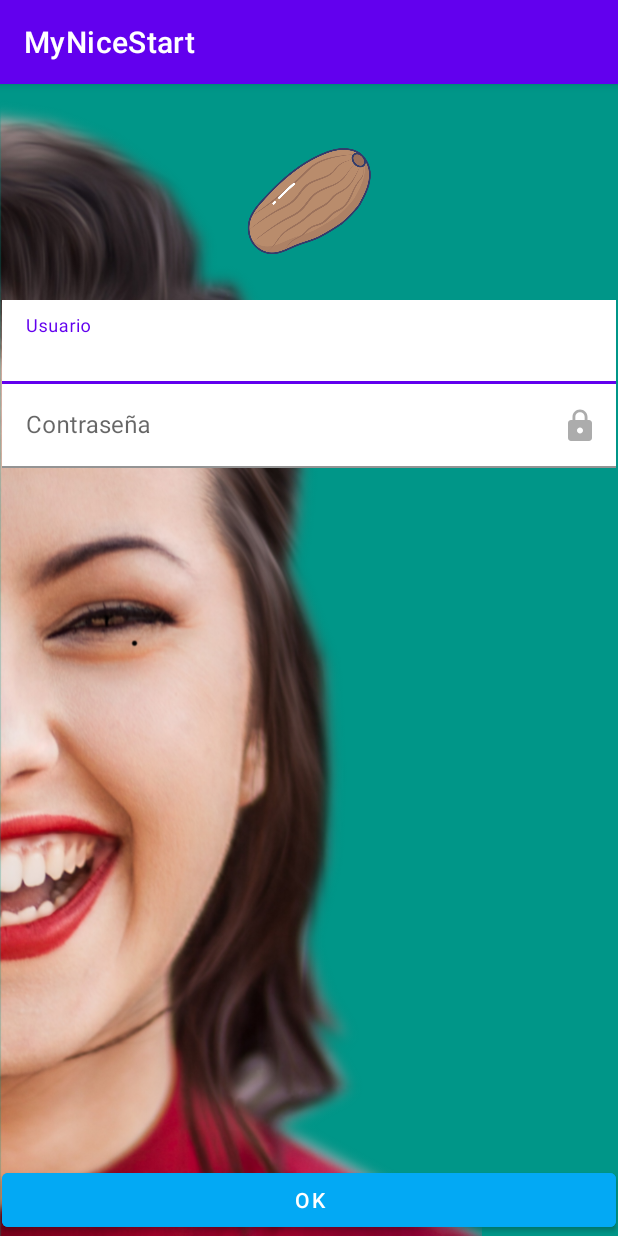
After one commit to ultral70/MyNiceStart, an Android app: the LoginActivity screen opened directly, with no data from a screen before it, on a phone screen of 412 x 824 dp. The commit adds this screen. Run offline under Robolectric (Android 15) with nearby library versions, the phone set to English and light mode, and no system bars.

Commit message:
Añadido fondo, botón y editText. Cambiados los colores y añadido el icono.

```diff
--- a/app/src/main/AndroidManifest.xml
+++ b/app/src/main/AndroidManifest.xml
@@ -9,6 +9,7 @@
         android:roundIcon="@mipmap/ic_launcher_round"
         android:supportsRtl="true"
         android:theme="@style/Theme.MyNiceStart">
+        <activity android:name=".LoginActivity"></activity>
         <activity android:name=".MainActivity">
             <intent-filter>
                 <action android:name="android.intent.action.MAIN" />
--- /dev/null
+++ b/app/src/main/java/uem/dam/mynicestart/LoginActivity.java
@@ -0,0 +1,14 @@
+package uem.dam.mynicestart;
+
+import androidx.appcompat.app.AppCompatActivity;
+
+import android.os.Bundle;
+
+public class LoginActivity extends AppCompatActivity {
+
+    @Override
+    protected void onCreate(Bundle savedInstanceState) {
+        super.onCreate(savedInstanceState);
+        setContentView(R.layout.activity_login);
+    }
+}
--- /dev/null
+++ b/app/src/main/res/drawable-anydpi/lock.xml
@@ -0,0 +1,11 @@
+<vector xmlns:android="http://schemas.android.com/apk/res/android"
+    android:width="24dp"
+    android:height="24dp"
+    android:viewportWidth="24"
+    android:viewportHeight="24"
+    android:tint="#333333"
+    android:alpha="0.6">
+  <path
+      android:fillColor="@android:color/white"
+      android:pathData="M18,8h-1L17,6c0,-2.76 -2.24,-5 -5,-5S7,3.24 7,6v2L6,8c-1.1,0 -2,0.9 -2,2v10c0,1.1 0.9,2 2,2h12c1.1,0 2,-0.9 2,-2L20,10c0,-1.1 -0.9,-2 -2,-2zM12,17c-1.1,0 -2,-0.9 -2,-2s0.9,-2 2,-2 2,0.9 2,2 -0.9,2 -2,2zM15.1,8L8.9,8L8.9,6c0,-1.71 1.39,-3.1 3.1,-3.1 1.71,0 3.1,1.39 3.1,3.1v2z"/>
+</vector>
--- /dev/null
+++ b/app/src/main/res/layout/activity_login.xml
@@ -0,0 +1,80 @@
+<?xml version="1.0" encoding="utf-8"?>
+<androidx.constraintlayout.widget.ConstraintLayout xmlns:android="http://schemas.android.com/apk/res/android"
+    xmlns:app="http://schemas.android.com/apk/res-auto"
+    xmlns:tools="http://schemas.android.com/tools"
+    android:layout_width="match_parent"
+    android:layout_height="match_parent"
+    tools:context=".LoginActivity"
+    android:background="@color/colorAccent">
+
+    <ImageView
+        android:id="@+id/imageView"
+        android:layout_width="wrap_content"
+        android:layout_height="wrap_content"
+        app:srcCompat="@drawable/gitl"
+        app:layout_constraintStart_toStartOf="parent"
+        app:layout_constraintTop_toTopOf="parent"
+        android:scaleType="fitStart"/>
+
+    <ImageView
+        android:id="@+id/imageView2"
+        android:layout_width="88dp"
+        android:layout_height="88dp"
+        app:srcCompat="@drawable/mani"
+        android:layout_marginTop="36dp"
+        app:layout_constraintEnd_toEndOf="parent"
+        app:layout_constraintStart_toStartOf="parent"
+        app:layout_constraintTop_toTopOf="parent"/>
+    <!-- La propiedad fitstart ajusta al inicio de la imagen,
+    lo detecta automáticamente.
+     La propiedad fitXY estira la imagen, funciona mejor fitstart-->
+
+    <com.google.android.material.textfield.TextInputLayout
+        android:id="@+id/username"
+        android:layout_width="409dp"
+        android:layout_height="wrap_content"
+        app:layout_constraintTop_toBottomOf="@id/imageView2"
+        android:layout_marginTop="20dp"
+        app:layout_constraintStart_toStartOf="parent"
+        app:layout_constraintEnd_toEndOf="parent">
+
+        <com.google.android.material.textfield.TextInputEditText
+            android:layout_width="match_parent"
+            android:layout_height="wrap_content"
+            android:background="@android:color/white"
+            android:hint="@string/username" />
+    </com.google.android.material.textfield.TextInputLayout>
+
+    <com.google.android.material.textfield.TextInputLayout
+        android:id="@+id/password"
+        android:layout_width="409dp"
+        android:layout_height="wrap_content"
+        app:layout_constraintTop_toBottomOf="@id/username"
+        app:layout_constraintStart_toStartOf="parent"
+        app:layout_constraintEnd_toEndOf="parent"
+        app:endIconDrawable="@drawable/lock"
+        app:endIconMode="password_toggle">
+        <!-- La propiedad endIconMode marca hace que aparezca el
+        icono de mostrar contraseña al final de la misma, un ojo
+        con una barra cruzándolo.
+         Se puede cambiar dicho icono con un endIconDrawable e
+         introduciéndole el icono que se quiera-->
+
+        <com.google.android.material.textfield.TextInputEditText
+            android:layout_width="match_parent"
+            android:layout_height="wrap_content"
+            android:background="@android:color/white"
+            android:hint="@string/hint_password" />
+    </com.google.android.material.textfield.TextInputLayout>
+
+    <com.google.android.material.button.MaterialButton
+        android:layout_height="48dp"
+        android:layout_width="409dp"
+        android:text="ok"
+        app:layout_constraintBottom_toBottomOf="parent"
+        app:layout_constraintStart_toStartOf="parent"
+        app:layout_constraintEnd_toEndOf="parent"
+        android:backgroundTint="@color/color_boton">
+    </com.google.android.material.button.MaterialButton>
+
+</androidx.constraintlayout.widget.ConstraintLayout>
--- a/app/src/main/res/values/colors.xml
+++ b/app/src/main/res/values/colors.xml
@@ -1,5 +1,7 @@
 <?xml version="1.0" encoding="utf-8"?>
 <resources>
+
+    <color name="colorAccent">#009688</color>
     <color name="purple_200">#FFBB86FC</color>
     <color name="purple_500">#FF6200EE</color>
     <color name="purple_700">#FF3700B3</color>
@@ -7,4 +9,5 @@
     <color name="teal_700">#FF018786</color>
     <color name="black">#FF000000</color>
     <color name="white">#FFFFFFFF</color>
+    <color name="color_boton">#03A9F4</color>
 </resources>
--- a/app/src/main/res/values/strings.xml
+++ b/app/src/main/res/values/strings.xml
@@ -1,3 +1,5 @@
 <resources>
     <string name="app_name">MyNiceStart</string>
+    <string name="username">Usuario</string>
+    <string name="hint_password">Contraseña</string>
 </resources>
```
Also changed, not shown: app/src/main/res/drawable/ic_mani.xml (added, +44 -0 lines), app/src/main/res/drawable-hdpi/lock.png (added), app/src/main/res/drawable-mdpi/lock.png (added), app/src/main/res/drawable-xhdpi/lock.png (added), app/src/main/res/drawable-xxhdpi/lock.png (added), app/src/main/res/drawable/gitl.png (added), app/src/main/res/drawable/mani.png (added), app/src/main/res/drawable/mani.svg (added).
